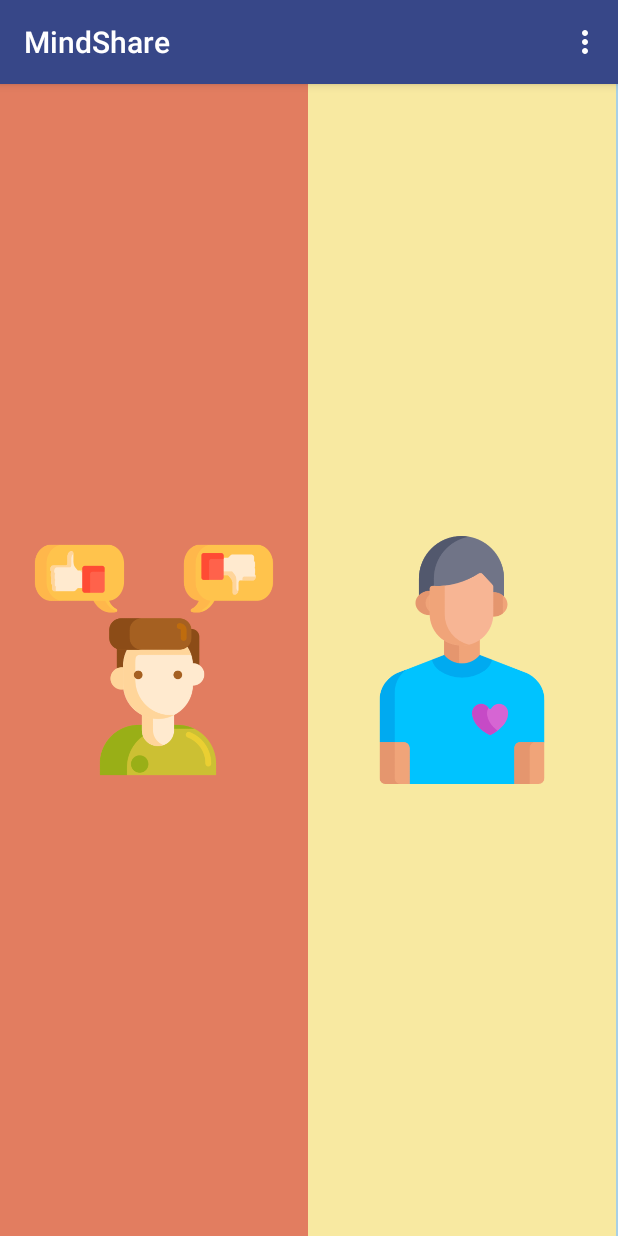
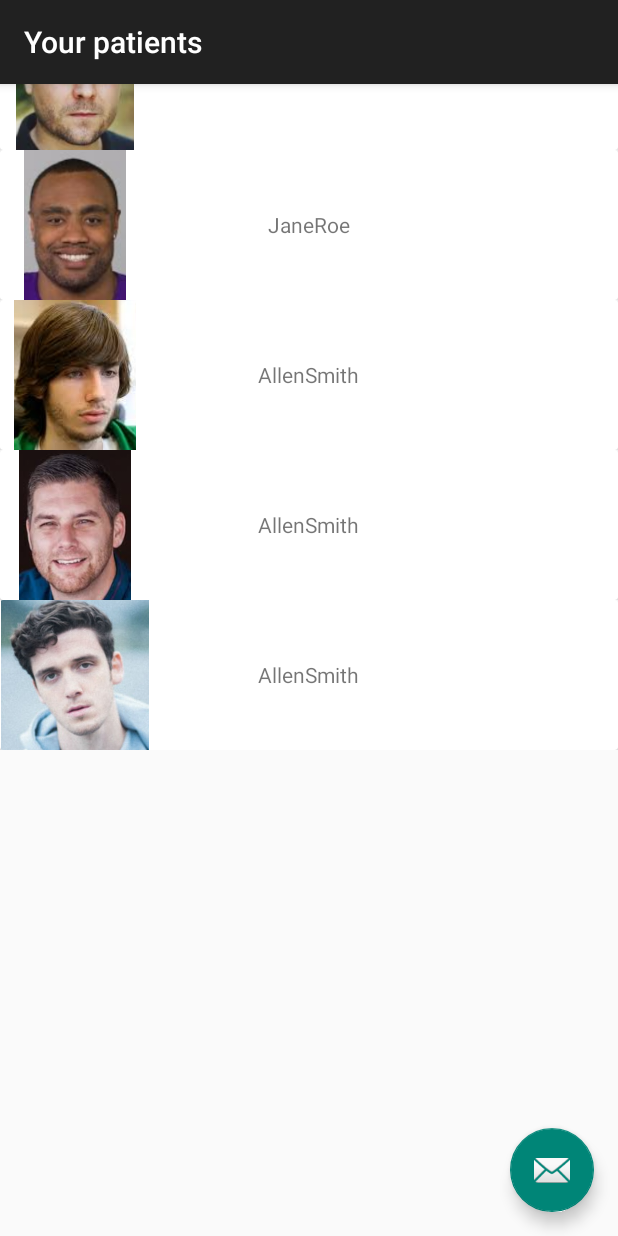
Before and after one commit to MaximCoppieters/MindShare, an Android app: the screen it shows after launch (MainActivity before the commit, PatientListActivity after it), on a phone screen of 412 x 824 dp. Run offline under Robolectric (Android 15) with nearby library versions, the phone set to English and light mode, and no system bars; our stand-ins replace Picasso.

Commit message:
Fix Patient and caregiver image id

```diff
--- a/app/src/main/AndroidManifest.xml
+++ b/app/src/main/AndroidManifest.xml
@@ -10,7 +10,7 @@
         android:supportsRtl="true"
         android:theme="@style/AppTheme">
         <activity
-            android:name=".PatientList"
+            android:name=".PatientListActivity"
             android:label="@string/title_activity_patient_list"
             android:theme="@style/AppTheme.NoActionBar"></activity>
         <activity
--- a/app/src/main/java/com/example/mindshare/MainActivity.java
+++ b/app/src/main/java/com/example/mindshare/MainActivity.java
@@ -1,11 +1,9 @@
 package com.example.mindshare;
 
+import android.content.Intent;
 import android.os.Bundle;
-import android.support.design.widget.FloatingActionButton;
-import android.support.design.widget.Snackbar;
 import android.support.v7.app.AppCompatActivity;
 import android.support.v7.widget.Toolbar;
-import android.view.View;
 import android.view.Menu;
 import android.view.MenuItem;
 
@@ -18,6 +16,8 @@ public class MainActivity extends AppCompatActivity {
         Toolbar toolbar = findViewById(R.id.toolbar);
         setSupportActionBar(toolbar);
 
+        Intent intent = new Intent(MainActivity.this, PatientListActivity.class);
+        startActivity(intent);
     }
 
     @Override
--- a/app/src/main/java/com/example/mindshare/PatientList.java
+++ b/app/src/main/java/com/example/mindshare/PatientListActivity.java
@@ -5,6 +5,7 @@ import android.support.annotation.NonNull;
 import android.support.design.widget.FloatingActionButton;
 import android.support.design.widget.Snackbar;
 import android.support.v7.app.AppCompatActivity;
+import android.support.v7.widget.LinearLayoutManager;
 import android.support.v7.widget.RecyclerView;
 import android.support.v7.widget.Toolbar;
 import android.view.LayoutInflater;
@@ -21,14 +22,12 @@ import com.squareup.picasso.Picasso;
 
 import java.util.List;
 
-public class PatientList extends AppCompatActivity {
+public class PatientListActivity extends AppCompatActivity {
 
     private List<Patient> patients;
     private PatientRepository patientRepository = new PatientRepository();
     private RecyclerView patientsRecyclerView;
     private PatientAdapter patientAdapter;
-    private FrameLayout loading_layout;
-    private LinearLayout main_layout;
 
     @Override
     protected void onCreate(Bundle savedInstanceState) {
@@ -36,8 +35,8 @@ public class PatientList extends AppCompatActivity {
         setContentView(R.layout.activity_patient_list);
         Toolbar toolbar = findViewById(R.id.toolbar);
 
-        patients = patientRepository.getPatients();
         patientsRecyclerView = findViewById(R.id.patients);
+        initializePatients();
 
         setSupportActionBar(toolbar);
 
@@ -49,6 +48,15 @@ public class PatientList extends AppCompatActivity {
                         .setAction("Action", null).show();
             }
         });
+    }
+
+    private void initializePatients() {
+        patients = patientRepository.getPatients();
+
+        patientAdapter = new PatientAdapter(patients);
+        RecyclerView.LayoutManager layoutManager = new LinearLayoutManager(this);
+        patientsRecyclerView.setLayoutManager(layoutManager);
+        patientsRecyclerView.setAdapter(patientAdapter);
     }
 
     private class PatientAdapter extends RecyclerView.Adapter<PatientAdapter.PatientViewHolder> {
@@ -74,7 +82,7 @@ public class PatientList extends AppCompatActivity {
 
         @Override
         public void onBindViewHolder(@NonNull final PatientViewHolder patientViewHolder, final int position) {
-            final Patient selectedPatient = PatientList.this.patients.get(position);
+            final Patient selectedPatient = PatientListActivity.this.patients.get(position);
 
             patientViewHolder.patient_name.setText(selectedPatient.getFullName());
             patientViewHolder.patient_image.setImageResource(selectedPatient.getImageId());
@@ -84,7 +92,7 @@ public class PatientList extends AppCompatActivity {
             patientViewHolder.itemView.setOnClickListener(new View.OnClickListener() {
                 @Override
                 public void onClick(View v) {
-                    // View patient
+
                 }
             });
         }
--- a/app/src/main/java/com/example/mindshare/repo/PatientRepository.java
+++ b/app/src/main/java/com/example/mindshare/repo/PatientRepository.java
@@ -24,10 +24,10 @@ public class PatientRepository {
         Patient patient5 = new Patient("Allen", "Smith", "password");
 
         patient1.setImageId(R.drawable.patient1);
-        patient1.setImageId(R.drawable.patient2);
-        patient1.setImageId(R.drawable.patient3);
-        patient1.setImageId(R.drawable.patient4);
-        patient1.setImageId(R.drawable.patient5);
+        patient2.setImageId(R.drawable.patient2);
+        patient3.setImageId(R.drawable.patient3);
+        patient4.setImageId(R.drawable.patient4);
+        patient5.setImageId(R.drawable.patient5);
 
         patients.add(patient1);
         patients.add(patient2);
--- a/app/src/main/res/layout/activity_patient_list.xml
+++ b/app/src/main/res/layout/activity_patient_list.xml
@@ -4,7 +4,7 @@
     xmlns:tools="http://schemas.android.com/tools"
     android:layout_width="match_parent"
     android:layout_height="match_parent"
-    tools:context=".PatientList">
+    tools:context=".PatientListActivity">
 
     <android.support.design.widget.AppBarLayout
         android:layout_width="match_parent"
@@ -16,7 +16,9 @@
             android:layout_width="match_parent"
             android:layout_height="?attr/actionBarSize"
             android:background="?attr/colorPrimary"
-            app:popupTheme="@style/AppTheme.PopupOverlay" />
+            app:popupTheme="@style/AppTheme.PopupOverlay"
+            app:title="Your patients"
+            />
 
     </android.support.design.widget.AppBarLayout>
 
--- a/app/src/main/res/layout/content_patient_list.xml
+++ b/app/src/main/res/layout/content_patient_list.xml
@@ -5,7 +5,7 @@
     android:layout_width="match_parent"
     android:layout_height="match_parent"
     app:layout_behavior="@string/appbar_scrolling_view_behavior"
-    tools:context=".PatientList"
+    tools:context=".PatientListActivity"
     tools:showIn="@layout/activity_patient_list">
 
 </android.support.constraint.ConstraintLayout>
--- a/app/src/main/res/values/colors.xml
+++ b/app/src/main/res/values/colors.xml
@@ -5,5 +5,4 @@
     <color name="yellow">#F8E9A1</color>
     <color name="middleBlue">#374788</color>
     <color name="darkBlue">#24305E</color>
-
 </resources>
```
Also changed, not shown: app/src/main/java/com/example/mindshare/repo/CaregiverRepository.java (+4 -3 lines).
